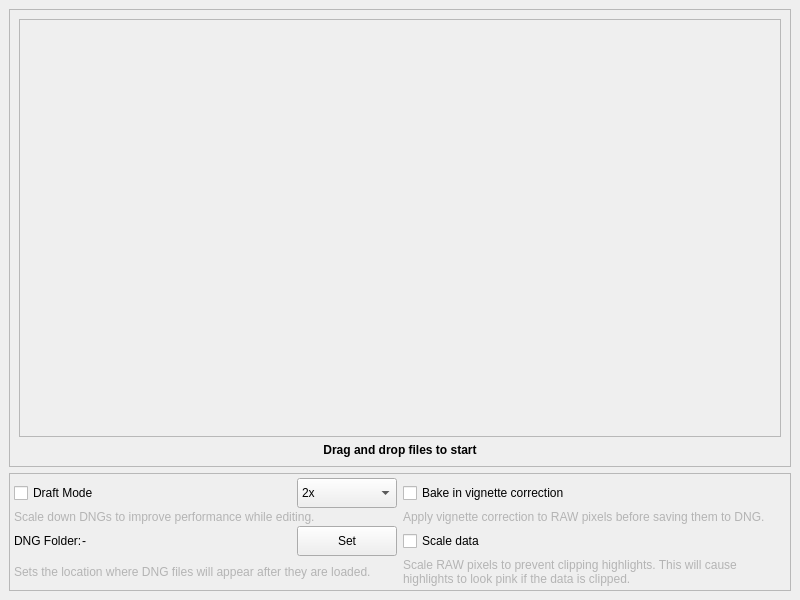
xtrul/motioncam-fs, file ui/mainwindow.ui: the form before one commit.
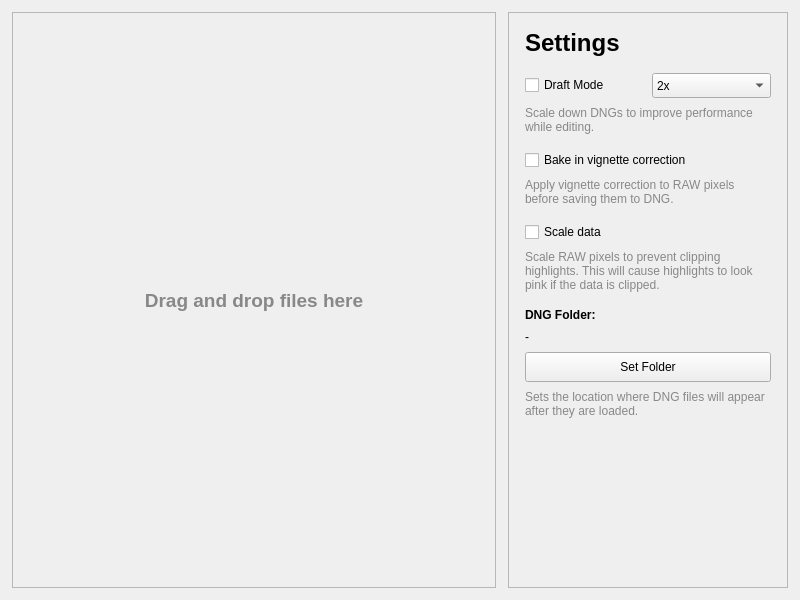
The form after the commit.

```diff
--- a/ui/mainwindow.ui
+++ b/ui/mainwindow.ui
@@ -14,18 +14,36 @@
    <string>MotionCam Fuse</string>
   </property>
   <widget class="QWidget" name="centralwidget">
-   <layout class="QVBoxLayout" name="verticalLayout">
-    <item>
-     <widget class="QFrame" name="dropArea">
-      <property name="frameShape">
-       <enum>QFrame::Shape::StyledPanel</enum>
-      </property>
-      <property name="frameShadow">
-       <enum>QFrame::Shadow::Raised</enum>
-      </property>
-      <layout class="QVBoxLayout" name="verticalLayout_2">
+   <layout class="QHBoxLayout" name="horizontalLayout">
+    <property name="spacing">
+     <number>12</number>
+    </property>
+    <property name="leftMargin">
+     <number>12</number>
+    </property>
+    <property name="topMargin">
+     <number>12</number>
+    </property>
+    <property name="rightMargin">
+     <number>12</number>
+    </property>
+    <property name="bottomMargin">
+     <number>12</number>
+    </property>
        <item>
         <widget class="QScrollArea" name="dragAndDropScrollArea">
+      <property name="sizePolicy">
+       <sizepolicy hsizetype="Expanding" vsizetype="Preferred">
+        <horstretch>2</horstretch>
+        <verstretch>0</verstretch>
+       </sizepolicy>
+      </property>
+      <property name="frameShape">
+       <enum>QFrame::Shape::StyledPanel</enum>
+      </property>
+      <property name="frameShadow">
+       <enum>QFrame::Shadow::Raised</enum>
+      </property>
          <property name="widgetResizable">
           <bool>true</bool>
          </property>
@@ -37,16 +55,28 @@
            <rect>
             <x>0</x>
             <y>0</y>
-            <width>748</width>
-            <height>360</height>
+         <width>482</width>
+         <height>574</height>
            </rect>
           </property>
           <layout class="QVBoxLayout" name="verticalLayout_3">
            <property name="spacing">
-            <number>5</number>
+         <number>8</number>
+        </property>
+        <property name="leftMargin">
+         <number>16</number>
+        </property>
+        <property name="topMargin">
+         <number>16</number>
+        </property>
+        <property name="rightMargin">
+         <number>16</number>
+        </property>
+        <property name="bottomMargin">
+         <number>16</number>
            </property>
            <item>
-            <spacer name="verticalSpacer">
+         <spacer name="verticalSpacer_top">
              <property name="orientation">
               <enum>Qt::Orientation::Vertical</enum>
              </property>
@@ -57,71 +87,89 @@
               </size>
              </property>
             </spacer>
-           </item>
-          </layout>
-         </widget>
-        </widget>
        </item>
        <item>
         <widget class="QLabel" name="dragAndDropLabel">
          <property name="text">
-          <string>&lt;html&gt;&lt;head/&gt;&lt;body&gt;&lt;p&gt;&lt;span style=&quot; font-weight:700;&quot;&gt;Drag and drop files to start&lt;/span&gt;&lt;/p&gt;&lt;/body&gt;&lt;/html&gt;</string>
+           <string>&lt;html&gt;&lt;head/&gt;&lt;body&gt;&lt;p&gt;&lt;span style=&quot; font-weight:700; font-size:14pt; color:#888888;&quot;&gt;Drag and drop files here&lt;/span&gt;&lt;/p&gt;&lt;/body&gt;&lt;/html&gt;</string>
          </property>
          <property name="alignment">
           <set>Qt::AlignmentFlag::AlignCenter</set>
          </property>
         </widget>
        </item>
-      </layout>
+        <item>
+         <spacer name="verticalSpacer_bottom">
+          <property name="orientation">
+           <enum>Qt::Orientation::Vertical</enum>
+          </property>
+          <property name="sizeHint" stdset="0">
+           <size>
+            <width>20</width>
+            <height>40</height>
+           </size>
+          </property>
+         </spacer>
+        </item>
+       </layout>
+      </widget>
      </widget>
     </item>
     <item>
      <widget class="QFrame" name="globalSettings">
+      <property name="sizePolicy">
+       <sizepolicy hsizetype="Preferred" vsizetype="Preferred">
+        <horstretch>1</horstretch>
+        <verstretch>0</verstretch>
+       </sizepolicy>
+      </property>
+      <property name="minimumSize">
+       <size>
+        <width>280</width>
+        <height>0</height>
+       </size>
+      </property>
       <property name="frameShape">
        <enum>QFrame::Shape::StyledPanel</enum>
       </property>
       <property name="frameShadow">
        <enum>QFrame::Shadow::Raised</enum>
       </property>
-      <layout class="QGridLayout" name="gridLayout">
+      <layout class="QVBoxLayout" name="settingsLayout">
+       <property name="spacing">
+        <number>16</number>
+       </property>
        <property name="leftMargin">
-        <number>4</number>
+        <number>16</number>
        </property>
        <property name="topMargin">
-        <number>4</number>
+        <number>16</number>
        </property>
        <property name="rightMargin">
-        <number>4</number>
+        <number>16</number>
        </property>
        <property name="bottomMargin">
-        <number>4</number>
+        <number>16</number>
        </property>
-       <property name="horizontalSpacing">
-        <number>6</number>
-       </property>
-       <property name="verticalSpacing">
-        <number>2</number>
-       </property>
-       <item row="0" column="1">
-        <widget class="QCheckBox" name="vignetteCorrectionCheckBox">
-         <property name="enabled">
-          <bool>true</bool>
-         </property>
+       <item>
+        <widget class="QLabel" name="settingsTitle">
          <property name="text">
-          <string>Bake in vignette correction</string>
+          <string>&lt;html&gt;&lt;head/&gt;&lt;body&gt;&lt;p&gt;&lt;span style=&quot; font-size:18pt; font-weight:700;&quot;&gt;Settings&lt;/span&gt;&lt;/p&gt;&lt;/body&gt;&lt;/html&gt;</string>
          </property>
         </widget>
        </item>
-       <item row="0" column="0">
+       <item>
+        <layout class="QVBoxLayout" name="draftSection">
+         <property name="spacing">
+          <number>8</number>
+         </property>
+         <item>
         <layout class="QHBoxLayout" name="draftLayout">
+           <property name="spacing">
+            <number>8</number>
+           </property>
          <item>
           <widget class="QCheckBox" name="draftModeCheckBox">
-           <property name="sizePolicy">
-            <sizepolicy hsizetype="Minimum" vsizetype="Fixed">
-             <horstretch>1</horstretch>
-             <verstretch>0</verstretch>
-            </sizepolicy>
-           </property>
            <property name="text">
             <string>Draft Mode</string>
            </property>
@@ -131,8 +179,8 @@
           <widget class="QComboBox" name="draftQuality">
            <property name="minimumSize">
             <size>
-             <width>100</width>
-             <height>30</height>
+               <width>60</width>
+               <height>25</height>
             </size>
            </property>
            <item>
@@ -154,95 +202,125 @@
          </item>
         </layout>
        </item>
-       <item row="2" column="1">
+         <item>
+          <widget class="QLabel" name="draftModeLabel">
+           <property name="text">
+            <string>&lt;html&gt;&lt;head/&gt;&lt;body&gt;&lt;p&gt;&lt;span style=&quot; font-size:9pt; color:#888888;&quot;&gt;Scale down DNGs to improve performance while editing.&lt;/span&gt;&lt;/p&gt;&lt;/body&gt;&lt;/html&gt;</string>
+           </property>
+           <property name="wordWrap">
+            <bool>true</bool>
+           </property>
+          </widget>
+         </item>
+        </layout>
+       </item>
+       <item>
+        <layout class="QVBoxLayout" name="vignetteSection">
+         <property name="spacing">
+          <number>8</number>
+         </property>
+         <item>
+          <widget class="QCheckBox" name="vignetteCorrectionCheckBox">
+           <property name="text">
+            <string>Bake in vignette correction</string>
+           </property>
+          </widget>
+         </item>
+         <item>
+          <widget class="QLabel" name="vignetteCorrectionLabel">
+           <property name="text">
+            <string>&lt;html&gt;&lt;head/&gt;&lt;body&gt;&lt;p&gt;&lt;span style=&quot; font-size:9pt; color:#888888;&quot;&gt;Apply vignette correction to RAW pixels before saving them to DNG.&lt;/span&gt;&lt;/p&gt;&lt;/body&gt;&lt;/html&gt;</string>
+           </property>
+           <property name="wordWrap">
+            <bool>true</bool>
+           </property>
+          </widget>
+         </item>
+        </layout>
+       </item>
+       <item>
+        <layout class="QVBoxLayout" name="scaleSection">
+         <property name="spacing">
+          <number>8</number>
+         </property>
+         <item>
         <widget class="QCheckBox" name="scaleRawCheckBox">
-         <property name="enabled">
-          <bool>true</bool>
-         </property>
          <property name="text">
           <string>Scale data</string>
          </property>
         </widget>
        </item>
-       <item row="2" column="0">
-        <layout class="QHBoxLayout" name="cacheLayout">
          <item>
-          <widget class="QLabel" name="descCacheFolder">
-           <property name="sizePolicy">
-            <sizepolicy hsizetype="Preferred" vsizetype="Preferred">
-             <horstretch>0</horstretch>
-             <verstretch>0</verstretch>
-            </sizepolicy>
+          <widget class="QLabel" name="scaleRawLabel">
+           <property name="text">
+            <string>&lt;html&gt;&lt;head/&gt;&lt;body&gt;&lt;p&gt;&lt;span style=&quot; font-size:9pt; color:#888888;&quot;&gt;Scale RAW pixels to prevent clipping highlights. This will cause highlights to look pink if the data is clipped.&lt;/span&gt;&lt;/p&gt;&lt;/body&gt;&lt;/html&gt;</string>
            </property>
+           <property name="wordWrap">
+            <bool>true</bool>
+           </property>
+          </widget>
+         </item>
+        </layout>
+       </item>
+       <item>
+        <layout class="QVBoxLayout" name="cacheSection">
+         <property name="spacing">
+          <number>8</number>
+         </property>
+         <item>
+          <widget class="QLabel" name="cacheSectionTitle">
            <property name="text">
-            <string>DNG Folder:</string>
+            <string>&lt;html&gt;&lt;head/&gt;&lt;body&gt;&lt;p&gt;&lt;span style=&quot; font-weight:600;&quot;&gt;DNG Folder:&lt;/span&gt;&lt;/p&gt;&lt;/body&gt;&lt;/html&gt;</string>
            </property>
           </widget>
          </item>
          <item>
           <widget class="QLabel" name="cacheFolderLabel">
-           <property name="sizePolicy">
-            <sizepolicy hsizetype="Preferred" vsizetype="Preferred">
-             <horstretch>1</horstretch>
-             <verstretch>0</verstretch>
-            </sizepolicy>
-           </property>
            <property name="text">
             <string>-</string>
            </property>
+           <property name="wordWrap">
+            <bool>true</bool>
+           </property>
           </widget>
          </item>
          <item>
           <widget class="QPushButton" name="changeCacheBtn">
            <property name="minimumSize">
             <size>
-             <width>100</width>
+             <width>0</width>
              <height>30</height>
             </size>
            </property>
            <property name="text">
-            <string>Set</string>
+            <string>Set Folder</string>
+           </property>
+          </widget>
+         </item>
+         <item>
+          <widget class="QLabel" name="cacheFolderDescription">
+           <property name="text">
+            <string>&lt;html&gt;&lt;head/&gt;&lt;body&gt;&lt;p&gt;&lt;span style=&quot; font-size:9pt; color:#888888;&quot;&gt;Sets the location where DNG files will appear after they are loaded.&lt;/span&gt;&lt;/p&gt;&lt;/body&gt;&lt;/html&gt;</string>
+           </property>
+           <property name="wordWrap">
+            <bool>true</bool>
            </property>
           </widget>
          </item>
         </layout>
        </item>
-       <item row="1" column="1">
-        <widget class="QLabel" name="vignetteCorrectionLabel">
-         <property name="text">
-          <string>&lt;html&gt;&lt;head/&gt;&lt;body&gt;&lt;p&gt;&lt;span style=&quot; color:#b4b4b4;&quot;&gt;Apply vignette correction to RAW pixels before saving them to DNG.&lt;/span&gt;&lt;/p&gt;&lt;/body&gt;&lt;/html&gt;</string>
+       <item>
+        <spacer name="verticalSpacer">
+         <property name="orientation">
+          <enum>Qt::Orientation::Vertical</enum>
          </property>
-         <property name="wordWrap">
-          <bool>true</bool>
+         <property name="sizeHint" stdset="0">
+          <size>
+           <width>20</width>
+           <height>40</height>
+          </size>
          </property>
-        </widget>
-       </item>
-       <item row="3" column="1">
-        <widget class="QLabel" name="scaleRawLabel">
-         <property name="text">
-          <string>&lt;html&gt;&lt;head/&gt;&lt;body&gt;&lt;p&gt;&lt;span style=&quot; color:#b4b4b4;&quot;&gt;Scale RAW pixels to prevent clipping highlights. This will cause highlights to look pink if the data is clipped.&lt;/span&gt;&lt;/p&gt;&lt;/body&gt;&lt;/html&gt;</string>
-         </property>
-         <property name="scaledContents">
-          <bool>false</bool>
-         </property>
-         <property name="wordWrap">
-          <bool>true</bool>
-         </property>
-        </widget>
-       </item>
-       <item row="1" column="0">
-        <widget class="QLabel" name="label">
-         <property name="text">
-          <string>&lt;html&gt;&lt;head/&gt;&lt;body&gt;&lt;p&gt;&lt;span style=&quot; color:#b4b4b4;&quot;&gt;Scale down DNGs to improve performance while editing.&lt;/span&gt;&lt;/p&gt;&lt;/body&gt;&lt;/html&gt;</string>
-         </property>
-        </widget>
-       </item>
-       <item row="3" column="0">
-        <widget class="QLabel" name="label_2">
-         <property name="text">
-          <string>&lt;html&gt;&lt;head/&gt;&lt;body&gt;&lt;p&gt;&lt;span style=&quot; color:#b4b4b4;&quot;&gt;Sets the location where DNG files will appear after they are loaded.&lt;/span&gt;&lt;/p&gt;&lt;/body&gt;&lt;/html&gt;</string>
-         </property>
-        </widget>
+        </spacer>
        </item>
       </layout>
      </widget>
```
Lines whose indentation alone changed are shown as unchanged.
